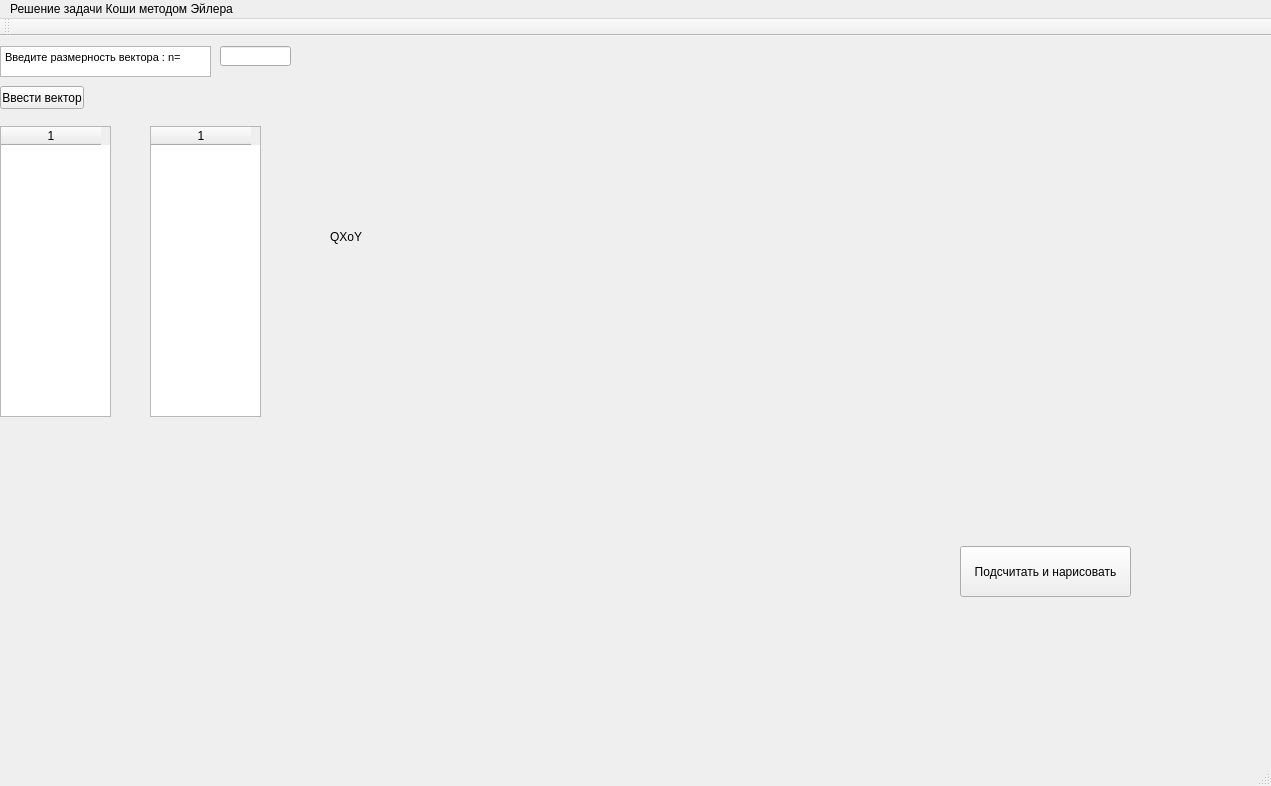
Above: mainwindow.ui from demmax93/Universal before the change. Below: the same form after it.
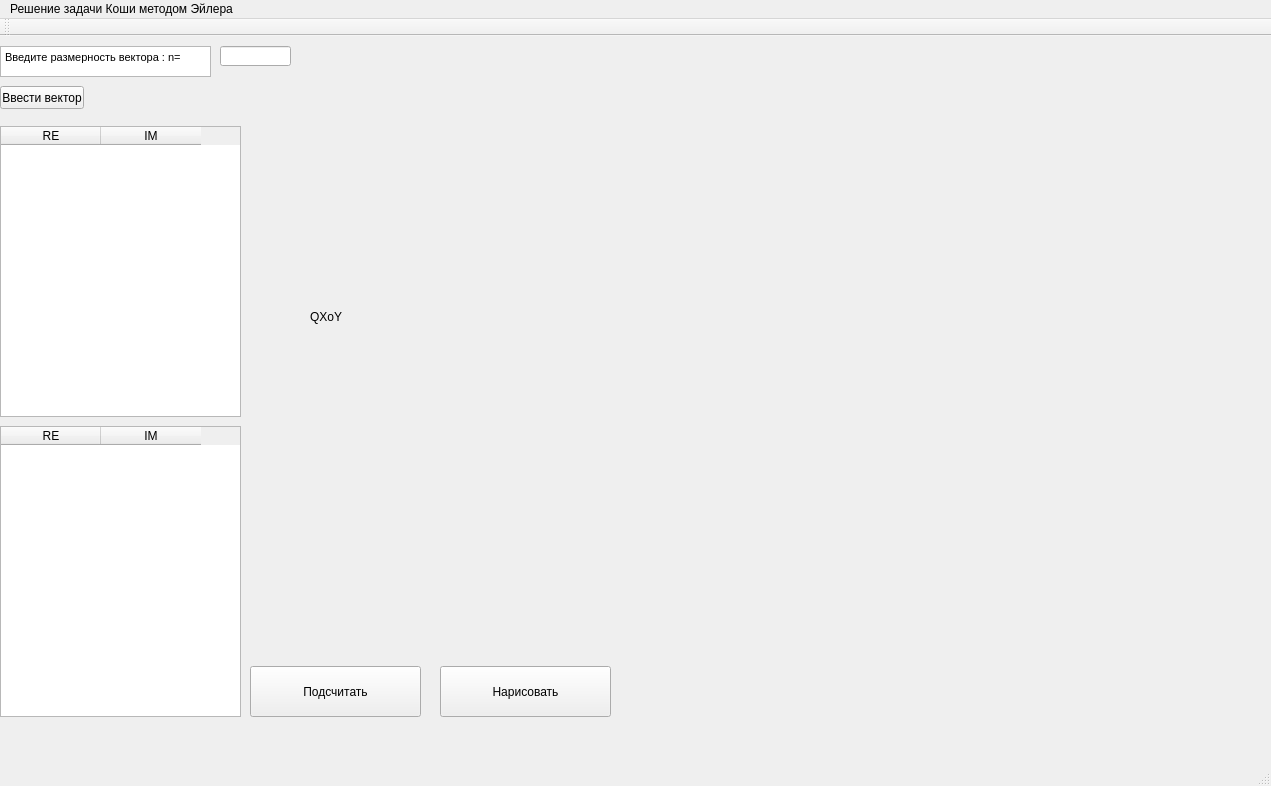
That is the form after the change.

Diff of the .ui file:
```diff
--- a/mainwindow.ui
+++ b/mainwindow.ui
@@ -17,10 +17,10 @@
    <widget class="QLabel" name="label">
     <property name="geometry">
      <rect>
-      <x>330</x>
+      <x>310</x>
       <y>0</y>
-      <width>701</width>
-      <height>401</height>
+      <width>931</width>
+      <height>561</height>
      </rect>
     </property>
     <property name="contextMenuPolicy">
@@ -35,7 +35,7 @@
      <rect>
       <x>0</x>
       <y>90</y>
-      <width>111</width>
+      <width>241</width>
       <height>291</height>
      </rect>
     </property>
@@ -43,21 +43,30 @@
      <number>0</number>
     </property>
     <property name="columnCount">
-     <number>1</number>
+     <number>2</number>
     </property>
-    <column/>
+    <column>
+     <property name="text">
+      <string>RE</string>
+     </property>
+    </column>
+    <column>
+     <property name="text">
+      <string>IM</string>
+     </property>
+    </column>
    </widget>
    <widget class="QPushButton" name="pushButton_2">
     <property name="geometry">
      <rect>
-      <x>960</x>
-      <y>510</y>
+      <x>250</x>
+      <y>630</y>
       <width>171</width>
       <height>51</height>
      </rect>
     </property>
     <property name="text">
-     <string>Подсчитать и нарисовать</string>
+     <string>Подсчитать</string>
     </property>
    </widget>
    <widget class="QLineEdit" name="lineEdit">
@@ -103,9 +112,9 @@
    <widget class="QTableWidget" name="tableWidget_2">
     <property name="geometry">
      <rect>
-      <x>150</x>
-      <y>90</y>
-      <width>111</width>
+      <x>0</x>
+      <y>390</y>
+      <width>241</width>
       <height>291</height>
      </rect>
     </property>
@@ -113,9 +122,31 @@
      <number>0</number>
     </property>
     <property name="columnCount">
-     <number>1</number>
+     <number>2</number>
     </property>
-    <column/>
+    <column>
+     <property name="text">
+      <string>RE</string>
+     </property>
+    </column>
+    <column>
+     <property name="text">
+      <string>IM</string>
+     </property>
+    </column>
+   </widget>
+   <widget class="QPushButton" name="pushButton_4">
+    <property name="geometry">
+     <rect>
+      <x>440</x>
+      <y>630</y>
+      <width>171</width>
+      <height>51</height>
+     </rect>
+    </property>
+    <property name="text">
+     <string>Hарисовать</string>
+    </property>
    </widget>
   </widget>
   <widget class="QMenuBar" name="menuBar">
```
Left out of the diff: 29 changed lines with no effect on the pictures.
